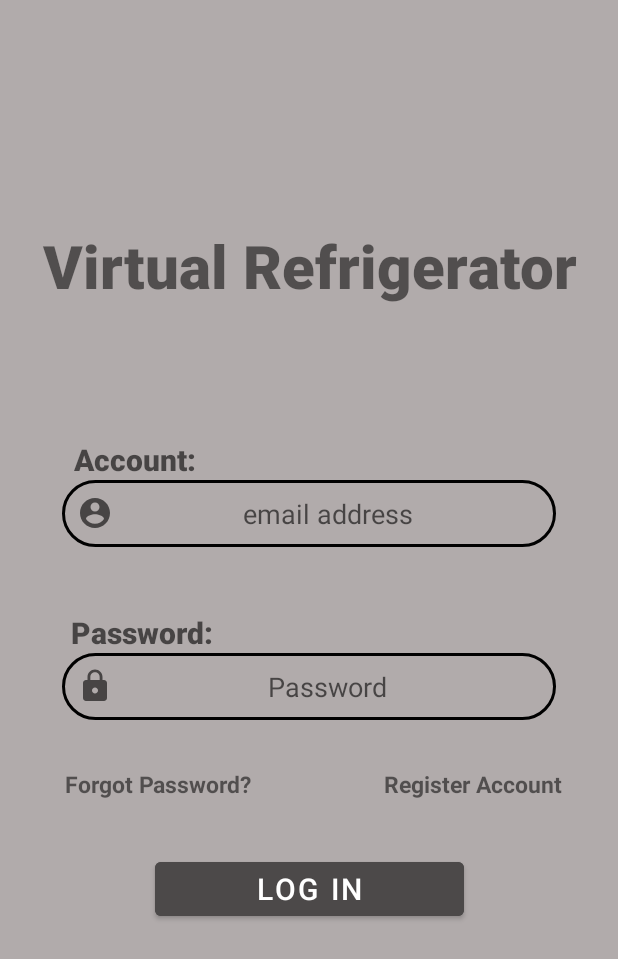
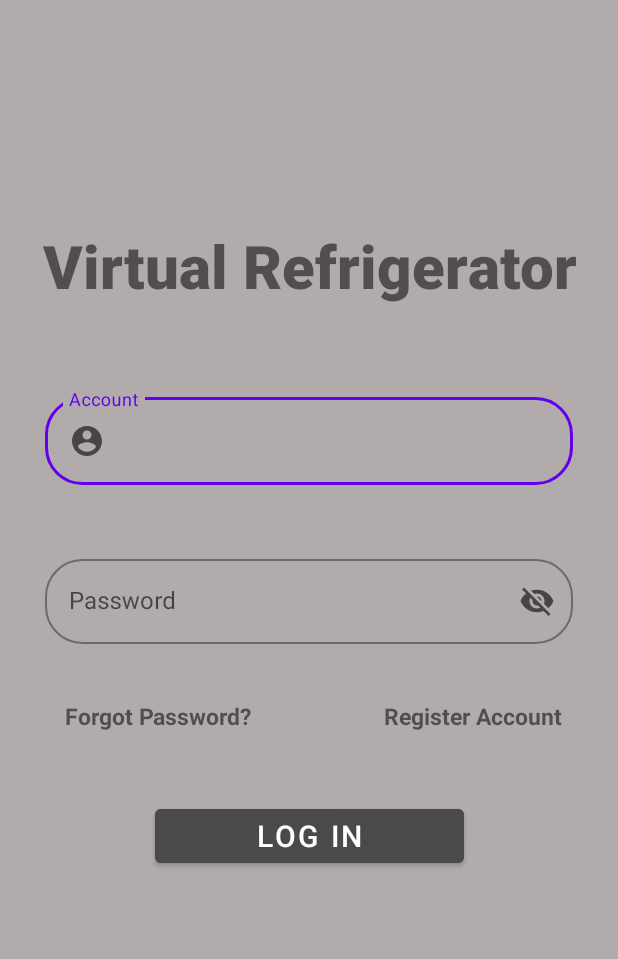
Before and after one commit to WongJiunLin/VirtualFridge, an Android app: the screen it shows after launch (MainActivity), on a phone screen of 412 x 824 dp. Shown: the top 959 px of the screen. Run offline under Robolectric (Android 15) with nearby library versions, the phone set to English and light mode, and no system bars; our stand-ins replace Firebase (no records; nobody signed in at launch, a user with empty details on screens opened directly).

Commit message:
Login Page Refinement(TxtInputLayout)

```diff
--- a/app/src/main/res/layout/activity_main.xml
+++ b/app/src/main/res/layout/activity_main.xml
@@ -21,7 +21,7 @@
         app:layout_constraintEnd_toEndOf="parent"
         android:layout_marginTop="150dp"/>
 
-    <TextView
+    <!--<TextView
         android:id="@+id/tvAccount"
         android:layout_width="wrap_content"
         android:layout_height="wrap_content"
@@ -84,7 +84,57 @@
         app:layout_constraintEnd_toEndOf="parent"
         app:layout_constraintWidth_percent="0.8"
         app:layout_constraintBottom_toBottomOf="parent"
-        app:layout_constraintVertical_bias="0"/>
+        app:layout_constraintVertical_bias="0"/>-->
+
+    <com.google.android.material.textfield.TextInputLayout
+        android:id="@+id/txtIptLayoutSignInAcc"
+        style="@style/Widget.MaterialComponents.TextInputLayout.OutlinedBox"
+        android:layout_width="match_parent"
+        android:layout_height="wrap_content"
+        android:layout_marginLeft="30dp"
+        android:layout_marginRight="30dp"
+        android:hint="Account"
+        app:boxCornerRadiusTopStart="25dp"
+        app:boxCornerRadiusTopEnd="25dp"
+        app:boxCornerRadiusBottomStart="25dp"
+        app:boxCornerRadiusBottomEnd="25dp"
+        app:endIconMode="clear_text"
+        app:layout_constraintTop_toBottomOf="@+id/banner"
+        app:layout_constraintStart_toStartOf="parent"
+        app:layout_constraintEnd_toEndOf="parent"
+        app:layout_constraintBottom_toBottomOf="parent"
+        app:layout_constraintVertical_bias=".1">
+        <com.google.android.material.textfield.TextInputEditText
+            android:id="@+id/edt_signInAccount"
+            android:drawableLeft="@drawable/icon_user"
+            android:drawablePadding="13dp"
+            android:layout_width="match_parent"
+            android:layout_height="wrap_content"/>
+    </com.google.android.material.textfield.TextInputLayout>
+
+    <com.google.android.material.textfield.TextInputLayout
+        android:id="@+id/txtIptLayoutSignInPassword"
+        style="@style/Widget.MaterialComponents.TextInputLayout.OutlinedBox"
+        android:layout_width="match_parent"
+        android:layout_height="wrap_content"
+        android:layout_marginLeft="30dp"
+        android:layout_marginRight="30dp"
+        android:hint="Password"
+        app:boxCornerRadiusTopStart="25dp"
+        app:boxCornerRadiusTopEnd="25dp"
+        app:boxCornerRadiusBottomStart="25dp"
+        app:boxCornerRadiusBottomEnd="25dp"
+        app:endIconMode="password_toggle"
+        app:layout_constraintTop_toBottomOf="@+id/txtIptLayoutSignInAcc"
+        app:layout_constraintStart_toStartOf="parent"
+        app:layout_constraintEnd_toEndOf="parent"
+        app:layout_constraintBottom_toBottomOf="parent"
+        app:layout_constraintVertical_bias=".1">
+        <com.google.android.material.textfield.TextInputEditText
+            android:id="@+id/edt_signInPassword"
+            android:layout_width="match_parent"
+            android:layout_height="wrap_content"/>
+    </com.google.android.material.textfield.TextInputLayout>
 
     <TextView
         android:id="@+id/tvAlertLoginError"
@@ -92,7 +142,7 @@
         android:layout_height="wrap_content"
         android:text="Account not existed or password error. Try again"
         android:textColor="#D32424"
-        app:layout_constraintTop_toBottomOf="@+id/edt_signInPassword"
+        app:layout_constraintTop_toBottomOf="@+id/txtIptLayoutSignInPassword"
         app:layout_constraintStart_toStartOf="parent"
         app:layout_constraintEnd_toEndOf="parent"
         android:visibility="invisible"/>
@@ -103,7 +153,7 @@
         android:text="Forgot Password?"
         android:textStyle="bold"
         android:textSize="15sp"
-        app:layout_constraintTop_toBottomOf="@id/edt_signInPassword"
+        app:layout_constraintTop_toBottomOf="@id/txtIptLayoutSignInPassword"
         app:layout_constraintStart_toStartOf="parent"
         app:layout_constraintEnd_toEndOf="parent"
         app:layout_constraintBottom_toBottomOf="parent"
@@ -117,7 +167,7 @@
         android:text="Register Account"
         android:textStyle="bold"
         android:textSize="15sp"
-        app:layout_constraintTop_toBottomOf="@id/edt_signInPassword"
+        app:layout_constraintTop_toBottomOf="@id/txtIptLayoutSignInPassword"
         app:layout_constraintStart_toEndOf="@+id/tvForgotPassword"
         app:layout_constraintEnd_toEndOf="parent"
         app:layout_constraintBottom_toBottomOf="parent"
@@ -130,7 +180,7 @@
         android:layout_height="wrap_content"
         android:text="Log IN"
         android:textSize="20sp"
-        app:layout_constraintTop_toBottomOf="@id/edt_signInPassword"
+        app:layout_constraintTop_toBottomOf="@id/txtIptLayoutSignInPassword"
         app:layout_constraintStart_toStartOf="parent"
         app:layout_constraintEnd_toEndOf="parent"
         app:layout_constraintBottom_toBottomOf="parent"
```
